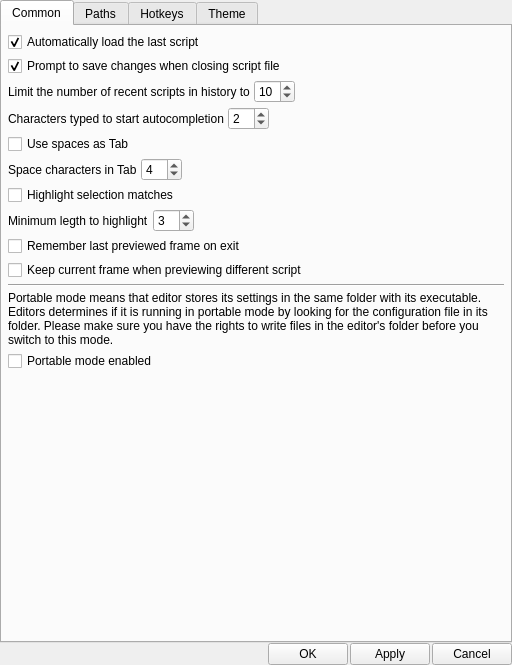
Old version of the form vsedit/src/settings/settings_dialog.ui in the repository YomikoR/VapourSynth-Editor.
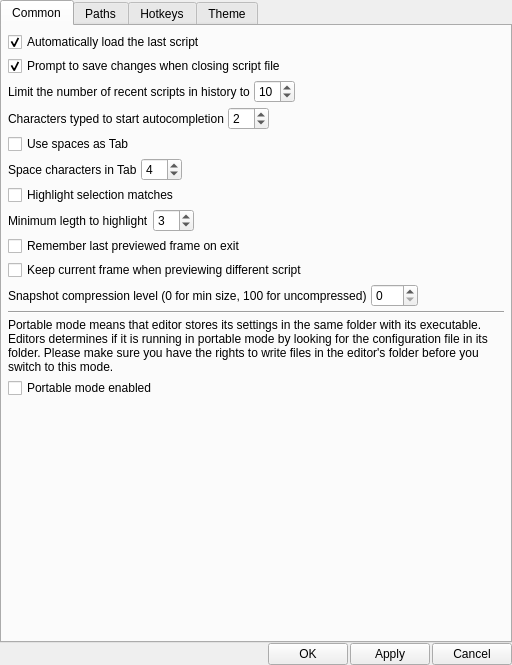
New version of the form.

Commit message:
snapshot: add a setting entry for compression level range: 0 - 100 for WEBP: 0 for worst quality, 100 for lossless for PNG: 0 for min size, 100 for uncompressed (same size as BMP)
You are blessed if you frequently switch between PNG and WEBP

Patch:
```diff
--- a/vsedit/src/settings/settings_dialog.ui
+++ b/vsedit/src/settings/settings_dialog.ui
@@ -244,6 +244,43 @@
          </property>
         </widget>
        </item>
+       <item>
+        <layout class="QHBoxLayout" name="horizontalLayout_3">
+         <item>
+          <widget class="QLabel" name="snapshotCompressionLevelLabel">
+           <property name="text">
+            <string>Snapshot compression level (0 for min size, 100 for uncompressed)</string>
+           </property>
+          </widget>
+         </item>
+         <item>
+          <widget class="QSpinBox" name="snapshotCompressionLevelSpinBox">
+           <property name="maximum">
+            <number>100</number>
+           </property>
+           <property name="minimum">
+            <number>0</number>
+           </property>
+           <property name="value">
+            <number>0</number>
+           </property>
+          </widget>
+         </item>
+         <item>
+          <spacer name="horizontalSpacer_6">
+           <property name="orientation">
+            <enum>Qt::Horizontal</enum>
+           </property>
+           <property name="sizeHint" stdset="0">
+            <size>
+             <width>40</width>
+             <height>20</height>
+            </size>
+           </property>
+          </spacer>
+         </item>
+        </layout>
+       </item>
        <item>
         <widget class="QFrame" name="delimiter">
          <property name="frameShape">
```
The commit also changes 6 other files.
